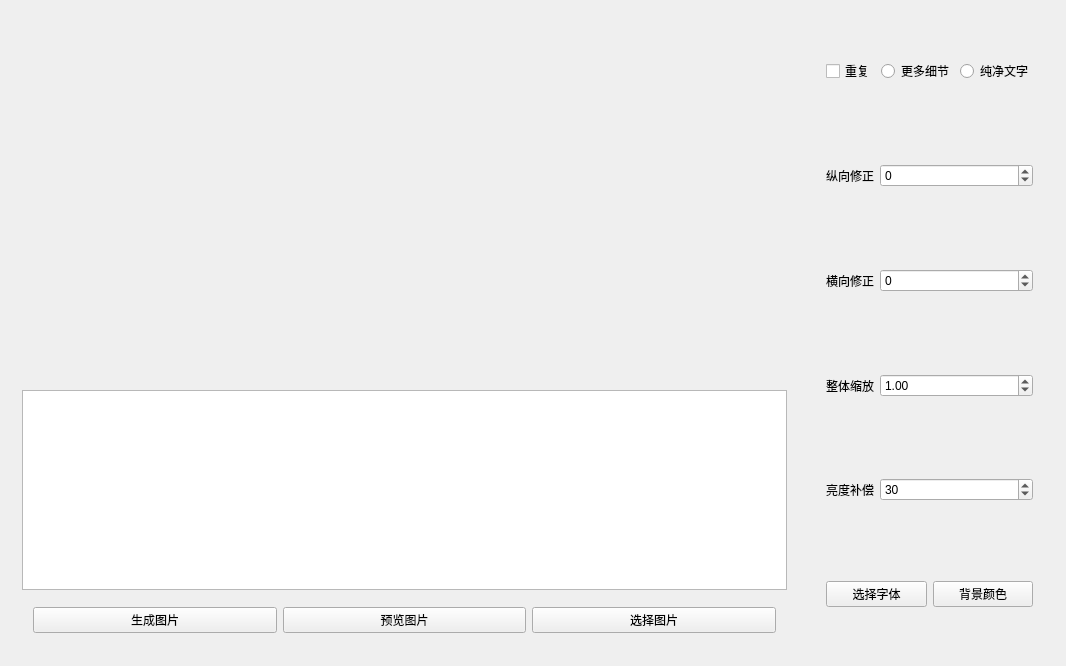
Qt form picture-text/mainwindow.ui (water2004/picture-text) before a commit.
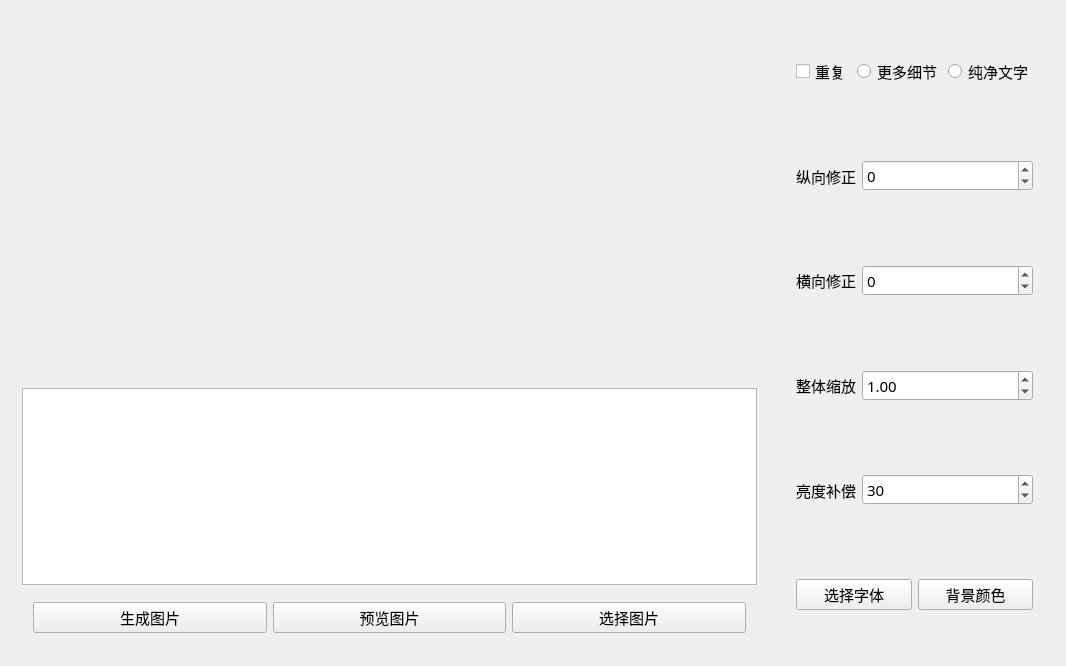
The same form after that commit. Icons and pictures are not drawn. Custom widgets are drawn as their Qt base class.

```diff
--- a/picture-text/mainwindow.ui
+++ b/picture-text/mainwindow.ui
@@ -44,10 +44,16 @@
          </property>
          <property name="maximumSize">
           <size>
-           <width>6400</width>
-           <height>3600</height>
+           <width>64000</width>
+           <height>36000</height>
           </size>
          </property>
+         <property name="font">
+          <font>
+           <family>微软雅黑</family>
+           <pointsize>12</pointsize>
+          </font>
+         </property>
         </widget>
        </item>
        <item>
@@ -64,6 +70,12 @@
            <height>200</height>
           </size>
          </property>
+         <property name="font">
+          <font>
+           <family>微软雅黑</family>
+           <pointsize>11</pointsize>
+          </font>
+         </property>
         </widget>
        </item>
        <item>
@@ -77,6 +89,18 @@
          <layout class="QHBoxLayout" name="horizontalLayout">
           <item>
            <widget class="QPushButton" name="OK">
+            <property name="minimumSize">
+             <size>
+              <width>0</width>
+              <height>30</height>
+             </size>
+            </property>
+            <property name="font">
+             <font>
+              <family>微软雅黑</family>
+              <pointsize>11</pointsize>
+             </font>
+            </property>
             <property name="text">
              <string>生成图片</string>
             </property>
@@ -84,6 +108,18 @@
           </item>
           <item>
            <widget class="QPushButton" name="pushButton_2">
+            <property name="minimumSize">
+             <size>
+              <width>0</width>
+              <height>30</height>
+             </size>
+            </property>
+            <property name="font">
+             <font>
+              <family>微软雅黑</family>
+              <pointsize>11</pointsize>
+             </font>
+            </property>
             <property name="text">
              <string>预览图片</string>
             </property>
@@ -91,6 +127,18 @@
           </item>
           <item>
            <widget class="QPushButton" name="choosePic">
+            <property name="minimumSize">
+             <size>
+              <width>0</width>
+              <height>30</height>
+             </size>
+            </property>
+            <property name="font">
+             <font>
+              <family>微软雅黑</family>
+              <pointsize>11</pointsize>
+             </font>
+            </property>
             <property name="text">
              <string>选择图片</string>
             </property>
@@ -119,6 +167,18 @@
          <layout class="QHBoxLayout" name="horizontalLayout_4">
           <item>
            <widget class="QCheckBox" name="repeat">
+            <property name="minimumSize">
+             <size>
+              <width>0</width>
+              <height>30</height>
+             </size>
+            </property>
+            <property name="font">
+             <font>
+              <family>微软雅黑</family>
+              <pointsize>11</pointsize>
+             </font>
+            </property>
             <property name="text">
              <string>重复</string>
             </property>
@@ -126,6 +186,18 @@
           </item>
           <item>
            <widget class="QRadioButton" name="detail">
+            <property name="minimumSize">
+             <size>
+              <width>0</width>
+              <height>30</height>
+             </size>
+            </property>
+            <property name="font">
+             <font>
+              <family>微软雅黑</family>
+              <pointsize>11</pointsize>
+             </font>
+            </property>
             <property name="text">
              <string>更多细节</string>
             </property>
@@ -133,6 +205,18 @@
           </item>
           <item>
            <widget class="QRadioButton" name="pure">
+            <property name="minimumSize">
+             <size>
+              <width>0</width>
+              <height>30</height>
+             </size>
+            </property>
+            <property name="font">
+             <font>
+              <family>微软雅黑</family>
+              <pointsize>11</pointsize>
+             </font>
+            </property>
             <property name="text">
              <string>纯净文字</string>
             </property>
@@ -152,6 +236,18 @@
               <verstretch>0</verstretch>
              </sizepolicy>
             </property>
+            <property name="minimumSize">
+             <size>
+              <width>0</width>
+              <height>30</height>
+             </size>
+            </property>
+            <property name="font">
+             <font>
+              <family>微软雅黑</family>
+              <pointsize>11</pointsize>
+             </font>
+            </property>
             <property name="text">
              <string>纵向修正</string>
             </property>
@@ -159,6 +255,18 @@
           </item>
           <item>
            <widget class="QSpinBox" name="fixH">
+            <property name="minimumSize">
+             <size>
+              <width>0</width>
+              <height>30</height>
+             </size>
+            </property>
+            <property name="font">
+             <font>
+              <family>微软雅黑</family>
+              <pointsize>11</pointsize>
+             </font>
+            </property>
             <property name="minimum">
              <number>-100000</number>
             </property>
@@ -181,6 +289,18 @@
               <verstretch>0</verstretch>
              </sizepolicy>
             </property>
+            <property name="minimumSize">
+             <size>
+              <width>0</width>
+              <height>30</height>
+             </size>
+            </property>
+            <property name="font">
+             <font>
+              <family>微软雅黑</family>
+              <pointsize>11</pointsize>
+             </font>
+            </property>
             <property name="text">
              <string>横向修正</string>
             </property>
@@ -188,6 +308,18 @@
           </item>
           <item>
            <widget class="QSpinBox" name="fixW">
+            <property name="minimumSize">
+             <size>
+              <width>0</width>
+              <height>30</height>
+             </size>
+            </property>
+            <property name="font">
+             <font>
+              <family>微软雅黑</family>
+              <pointsize>11</pointsize>
+             </font>
+            </property>
             <property name="minimum">
              <number>-100000</number>
             </property>
@@ -213,6 +345,18 @@
               <verstretch>0</verstretch>
              </sizepolicy>
             </property>
+            <property name="minimumSize">
+             <size>
+              <width>0</width>
+              <height>30</height>
+             </size>
+            </property>
+            <property name="font">
+             <font>
+              <family>微软雅黑</family>
+              <pointsize>11</pointsize>
+             </font>
+            </property>
             <property name="text">
              <string>整体缩放</string>
             </property>
@@ -220,6 +364,18 @@
           </item>
           <item>
            <widget class="QDoubleSpinBox" name="scale">
+            <property name="minimumSize">
+             <size>
+              <width>0</width>
+              <height>30</height>
+             </size>
+            </property>
+            <property name="font">
+             <font>
+              <family>微软雅黑</family>
+              <pointsize>11</pointsize>
+             </font>
+            </property>
             <property name="minimum">
              <double>0.010000000000000</double>
             </property>
@@ -248,6 +404,18 @@
               <verstretch>0</verstretch>
              </sizepolicy>
             </property>
+            <property name="minimumSize">
+             <size>
+              <width>0</width>
+              <height>30</height>
+             </size>
+            </property>
+            <property name="font">
+             <font>
+              <family>微软雅黑</family>
+              <pointsize>11</pointsize>
+             </font>
+            </property>
             <property name="text">
              <string>亮度补偿</string>
             </property>
@@ -255,6 +423,18 @@
           </item>
           <item>
            <widget class="QSpinBox" name="addLight">
+            <property name="minimumSize">
+             <size>
+              <width>0</width>
+              <height>30</height>
+             </size>
+            </property>
+            <property name="font">
+             <font>
+              <family>微软雅黑</family>
+              <pointsize>11</pointsize>
+             </font>
+            </property>
             <property name="minimum">
              <number>-99</number>
             </property>
@@ -280,6 +460,18 @@
               <verstretch>0</verstretch>
              </sizepolicy>
             </property>
+            <property name="minimumSize">
+             <size>
+              <width>0</width>
+              <height>30</height>
+             </size>
+            </property>
+            <property name="font">
+             <font>
+              <family>微软雅黑</family>
+              <pointsize>11</pointsize>
+             </font>
+            </property>
             <property name="text">
              <string>选择字体</string>
             </property>
@@ -287,6 +479,18 @@
           </item>
           <item>
            <widget class="QPushButton" name="background">
+            <property name="minimumSize">
+             <size>
+              <width>0</width>
+              <height>30</height>
+             </size>
+            </property>
+            <property name="font">
+             <font>
+              <family>微软雅黑</family>
+              <pointsize>11</pointsize>
+             </font>
+            </property>
             <property name="text">
              <string>背景颜色</string>
             </property>
```
